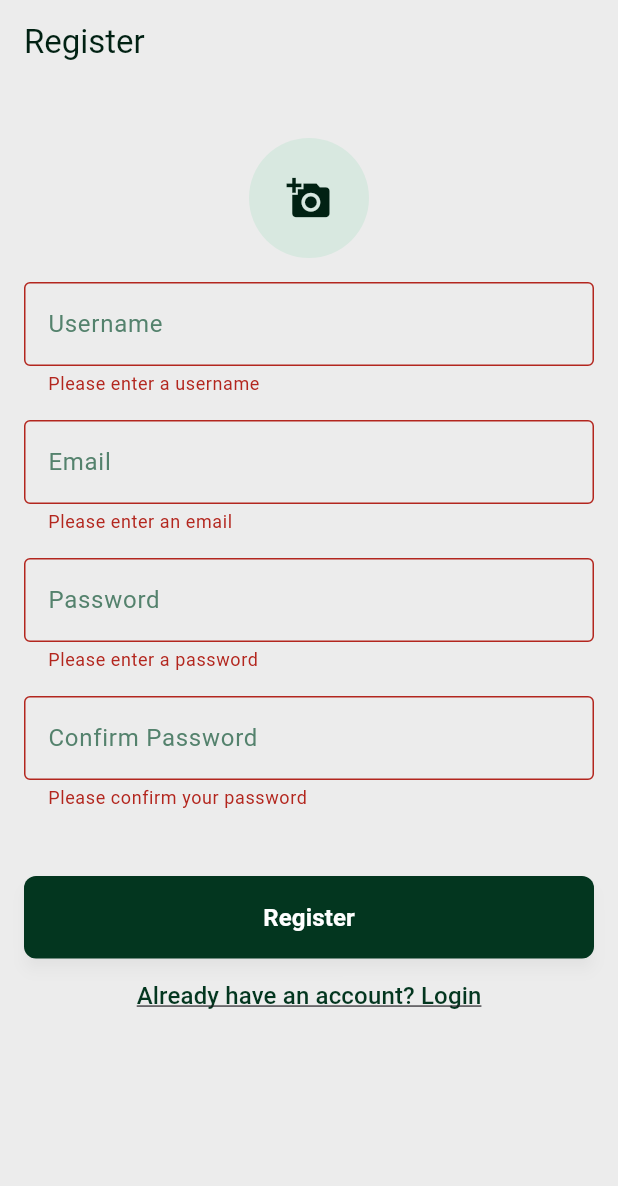
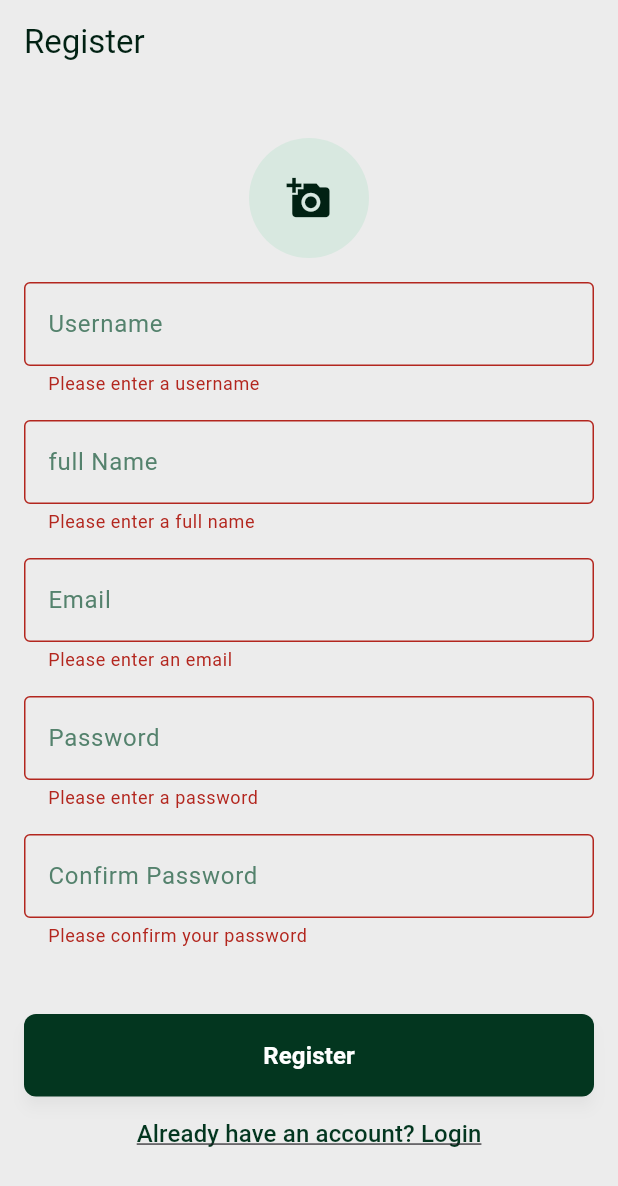
Before and after one commit to asri-allaham/Mol-new, a Flutter app: the RegisterScreen screen opened directly, after a tap on "Register", on a phone screen of 412 x 824 dp. Shown: the top 1186 px of the screen. Run offline on Flutter 3.47's test engine with Material 3 defaults, Android fonts, the phone set to English and light mode, and no system bars; our stand-ins replace carousel_slider, cloud_firestore, connectivity_plus, easy_localization, firebase_auth, firebase_core and 11 more; missing offline and left inert: star_menu; accounts and stored records are empty; network calls fail.

Commit message:
fix what omar did

```diff
--- a/lib/Dartpages/project post Contracts/ProjectAdd.dart
+++ b/lib/Dartpages/project post Contracts/ProjectAdd.dart
@@ -238,6 +238,7 @@ class _ImageUploaderPageState extends State<ProjectAdd> {
       'name': _projectNameController.text.trim(),
       'investment_amount':
           double.tryParse(_investmentAmountController.text.trim()) ?? 0,
+      'investment': 0,
       'description': _projectDescriptionController.text.trim(),
       'category': _selectedCategory ?? 'Uncategorized',
       'image_urls': imageUrls,
--- a/lib/Dartpages/sighUpIn/Registration.dart
+++ b/lib/Dartpages/sighUpIn/Registration.dart
@@ -22,6 +22,8 @@ class _RegisterScreenState extends State<RegisterScreen> {
   final TextEditingController _confirmPasswordController =
       TextEditingController();
   final TextEditingController _usernameController = TextEditingController();
+  final TextEditingController _fullNameController = TextEditingController();
+
   bool _isLoading = false;
   File? _selectedImage;
   final ImagePicker _picker = ImagePicker();
@@ -96,6 +98,8 @@ class _RegisterScreenState extends State<RegisterScreen> {
   Future<void> _saveUserDataToFirestore(String uid, String? imageUrl) async {
     await FirebaseFirestore.instance.collection('users').doc(uid).set({
       'username': _usernameController.text.trim(),
+      'fullName': _fullNameController.text.trim(),
+      'uid': uid,
       'email': _emailController.text.trim(),
       'createdAt': FieldValue.serverTimestamp(),
       'admin': false,
@@ -185,6 +189,41 @@ class _RegisterScreenState extends State<RegisterScreen> {
                   validator: (value) {
                     if (value == null || value.isEmpty) {
                       return "Please enter a username";
+                    }
+                    return null;
+                  },
+                ),
+                const SizedBox(height: 16),
+                TextFormField(
+                  controller: _fullNameController,
+                  enabled: !_isLoading,
+                  decoration: const InputDecoration(
+                    labelText: "full Name",
+                    labelStyle: TextStyle(color: Color(0xff54826D)),
+                    enabledBorder: OutlineInputBorder(
+                      borderSide: BorderSide(
+                        color: Color(0xff54826D),
+                        width: 1.0,
+                      ),
+                    ),
+                    focusedBorder: OutlineInputBorder(
+                      borderSide: BorderSide(
+                        color: Color(0xff112E21),
+                        width: 2.0,
+                      ),
+                    ),
+                    border: OutlineInputBorder(),
+                  ),
+                  keyboardType: TextInputType.name,
+                  validator: (value) {
+                    if (value == null || value.isEmpty) {
+                      return "Please enter a full name";
+                    }
+                    if (value.length < 3) {
+                      return "Full name must be at least 3 characters";
+                    }
+                    if (value.length > 50) {
+                      return "Full name must be less than 50 characters";
                     }
                     return null;
                   },
```
Also changed, not shown: lib/Dartpages/HomePage/Home_page.dart (+5 -5 lines), lib/Dartpages/UserData/edit_profile.dart (+23 -25 lines).
